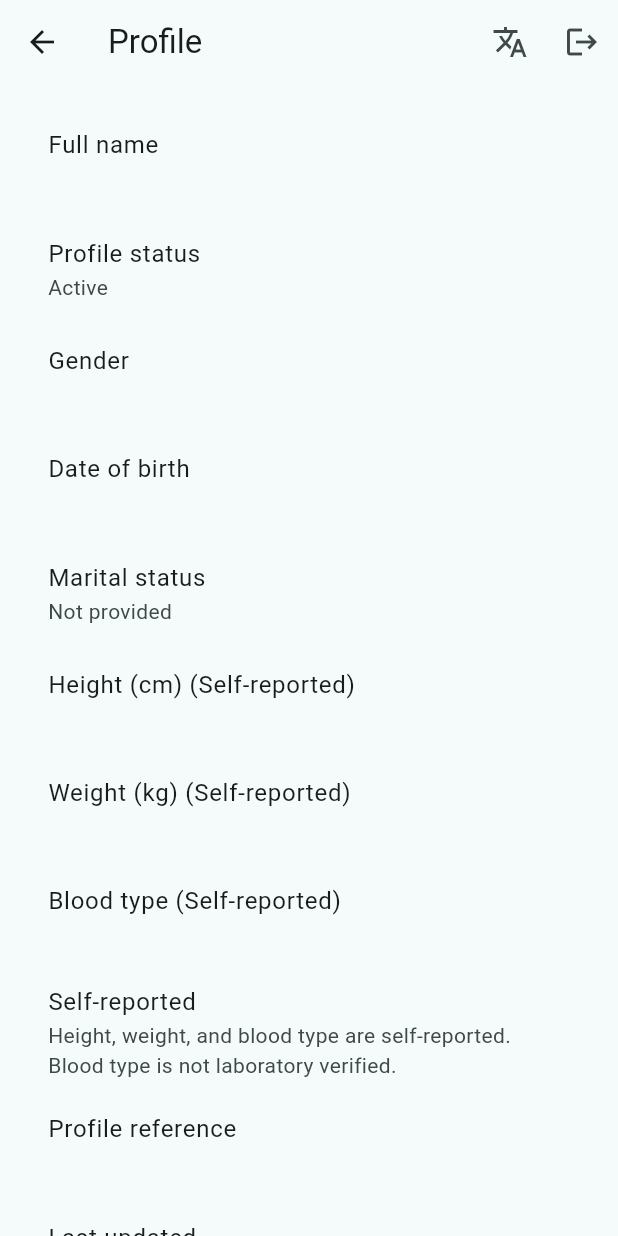
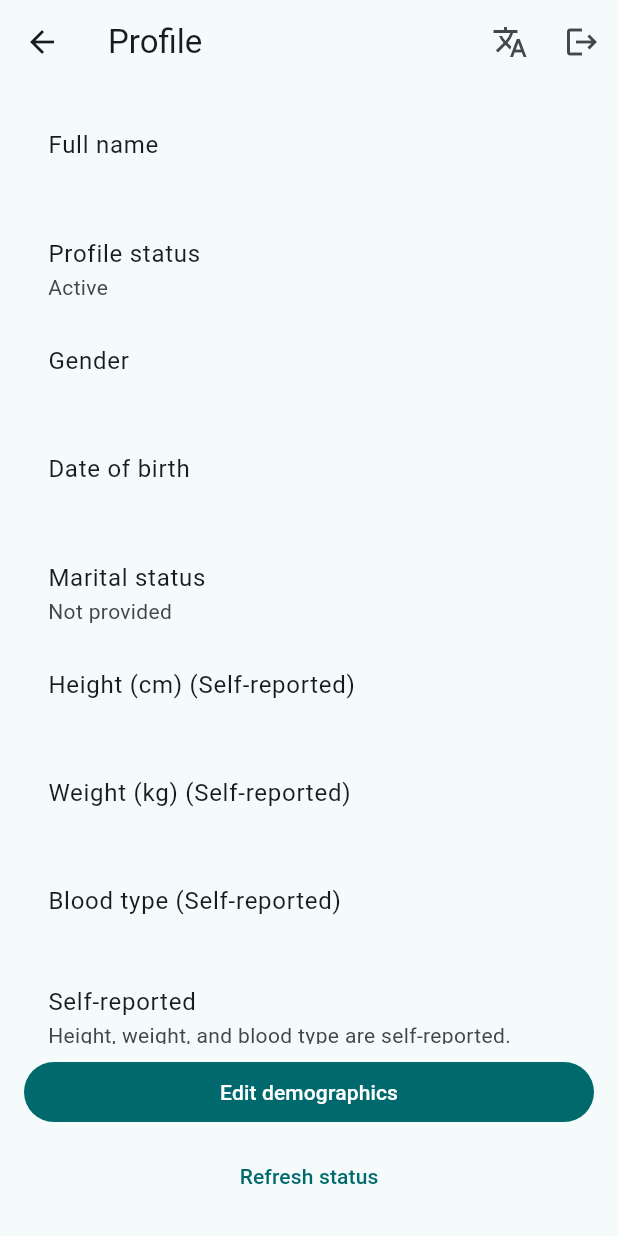
Before and after one commit to mahmoudemad68/clinical_system, a Flutter app: the ProfileScreen screen opened directly with empty values, on a phone screen of 412 x 824 dp. Run offline on Flutter 3.47's test engine with Material 3 defaults, Android fonts, the phone set to English and light mode, and no system bars; our stand-ins replace dio, flutter_riverpod, flutter_secure_storage; missing offline and left inert: sqlite3; accounts and stored records are empty; network calls fail; project files that could hold a hidden picture were left out.

Commit message:
Fix Patient Flutter session isolation and profile widget tests.
Abort in-flight restore after logout, keep the profile primary action on a bottom bar, and give widget tests a phone-sized surface so large-text and RTL checks exercise the real tree.

Co-authored-by: Mahmoud Emad Eldeen Abd Elstar <mahmoudelghool86@gmail.com>

```diff
--- a/apps/patient-app/lib/onboarding/onboarding_screen.dart
+++ b/apps/patient-app/lib/onboarding/onboarding_screen.dart
@@ -188,6 +188,7 @@ class _OnboardingScreenState extends ConsumerState<OnboardingScreen> {
           obscureText: true,
           enableSuggestions: false,
           autocorrect: false,
+          autofillHints: const <String>[],
           keyboardType: TextInputType.number,
           scrollPadding: const EdgeInsets.only(bottom: 120),
           decoration: InputDecoration(
--- a/apps/patient-app/lib/profile/profile_screen.dart
+++ b/apps/patient-app/lib/profile/profile_screen.dart
@@ -27,8 +27,10 @@ class ProfileScreen extends ConsumerWidget {
         ],
       ),
       body: SafeArea(
-        child: ListView(
+        child: SingleChildScrollView(
           padding: const EdgeInsets.all(16),
+          child: Column(
+            crossAxisAlignment: CrossAxisAlignment.stretch,
             children: [
               if (!profile.isEditable)
                 Card(
@@ -65,11 +67,15 @@ class ProfileScreen extends ConsumerWidget {
                 subtitle: Text(strings.maritalLabel(profile.maritalStatus)),
               ),
               ListTile(
-              title: Text('${strings.heightCm} (${strings.selfReportedLabel})'),
+                title: Text(
+                  '${strings.heightCm} (${strings.selfReportedLabel})',
+                ),
                 subtitle: Text(profile.heightCm ?? strings.notProvided),
               ),
               ListTile(
-              title: Text('${strings.weightKg} (${strings.selfReportedLabel})'),
+                title: Text(
+                  '${strings.weightKg} (${strings.selfReportedLabel})',
+                ),
                 subtitle: Text(profile.weightKg ?? strings.notProvided),
               ),
               ListTile(
@@ -79,6 +85,7 @@ class ProfileScreen extends ConsumerWidget {
                 subtitle: Text(profile.bloodType ?? strings.notProvided),
               ),
               ListTile(
+                key: const Key('self-reported-disclaimer'),
                 title: Text(strings.selfReportedLabel),
                 subtitle: Text(strings.selfReportedHint),
               ),
@@ -93,11 +100,23 @@ class ProfileScreen extends ConsumerWidget {
                 title: Text(strings.lastUpdated),
                 subtitle: Text(profile.updatedAt.toLocal().toString()),
               ),
-            const SizedBox(height: 16),
-            if (profile.isEditable)
-              FilledButton(
-                key: const Key('profile-edit'),
-                onPressed: () {
+              const SizedBox(height: 88),
+            ],
+          ),
+        ),
+      ),
+      bottomNavigationBar: PrimaryBottomBar(
+        primaryKey: profile.isEditable
+            ? const Key('profile-edit')
+            : const Key('profile-refresh'),
+        primaryLabel: profile.isEditable
+            ? strings.editDemographics
+            : strings.refreshAction,
+        onPrimary: () {
+          if (!profile.isEditable) {
+            ref.read(patientSessionProvider.notifier).refresh();
+            return;
+          }
           Navigator.of(context).push(
             MaterialPageRoute<void>(
               settings: const RouteSettings(name: '/profile/edit'),
@@ -105,16 +124,11 @@ class ProfileScreen extends ConsumerWidget {
             ),
           );
         },
-                child: Text(strings.editDemographics),
-              ),
-            TextButton(
-              key: const Key('profile-refresh'),
-              onPressed: () =>
-                  ref.read(patientSessionProvider.notifier).refresh(),
-              child: Text(strings.refreshAction),
-            ),
-          ],
-        ),
+        secondaryKey: const Key('profile-refresh'),
+        secondaryLabel: profile.isEditable ? strings.refreshAction : null,
+        onSecondary: profile.isEditable
+            ? () => ref.read(patientSessionProvider.notifier).refresh()
+            : null,
       ),
     );
   }
--- a/apps/patient-app/lib/widgets/patient_chrome.dart
+++ b/apps/patient-app/lib/widgets/patient_chrome.dart
@@ -52,15 +52,19 @@ class PrimaryBottomBar extends StatelessWidget {
     super.key,
     required this.primaryLabel,
     required this.onPrimary,
+    this.primaryKey = const Key('primary-action'),
     this.secondaryLabel,
     this.onSecondary,
+    this.secondaryKey = const Key('secondary-action'),
     this.busy = false,
   });
 
   final String primaryLabel;
   final VoidCallback? onPrimary;
+  final Key primaryKey;
   final String? secondaryLabel;
   final VoidCallback? onSecondary;
+  final Key secondaryKey;
   final bool busy;
 
   @override
@@ -73,7 +77,7 @@ class PrimaryBottomBar extends StatelessWidget {
           crossAxisAlignment: CrossAxisAlignment.stretch,
           children: [
             FilledButton(
-              key: const Key('primary-action'),
+              key: primaryKey,
               onPressed: busy ? null : onPrimary,
               child: busy
                   ? const SizedBox(
@@ -86,7 +90,7 @@ class PrimaryBottomBar extends StatelessWidget {
             if (secondaryLabel != null) ...[
               const SizedBox(height: 8),
               TextButton(
-                key: const Key('secondary-action'),
+                key: secondaryKey,
                 onPressed: busy ? null : onSecondary,
                 child: Text(secondaryLabel!),
               ),
```
Also changed, not shown: apps/patient-app/lib/session/patient_session.dart (+17 -8 lines), 3 other files. Lines whose indentation alone changed are shown as unchanged.
